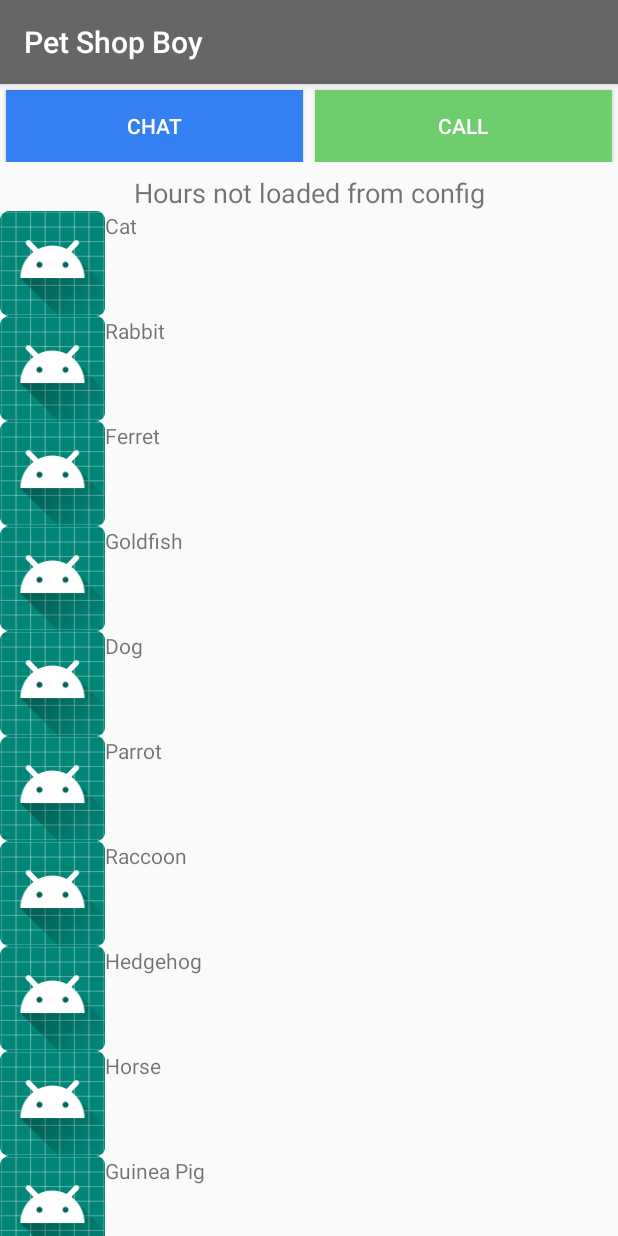
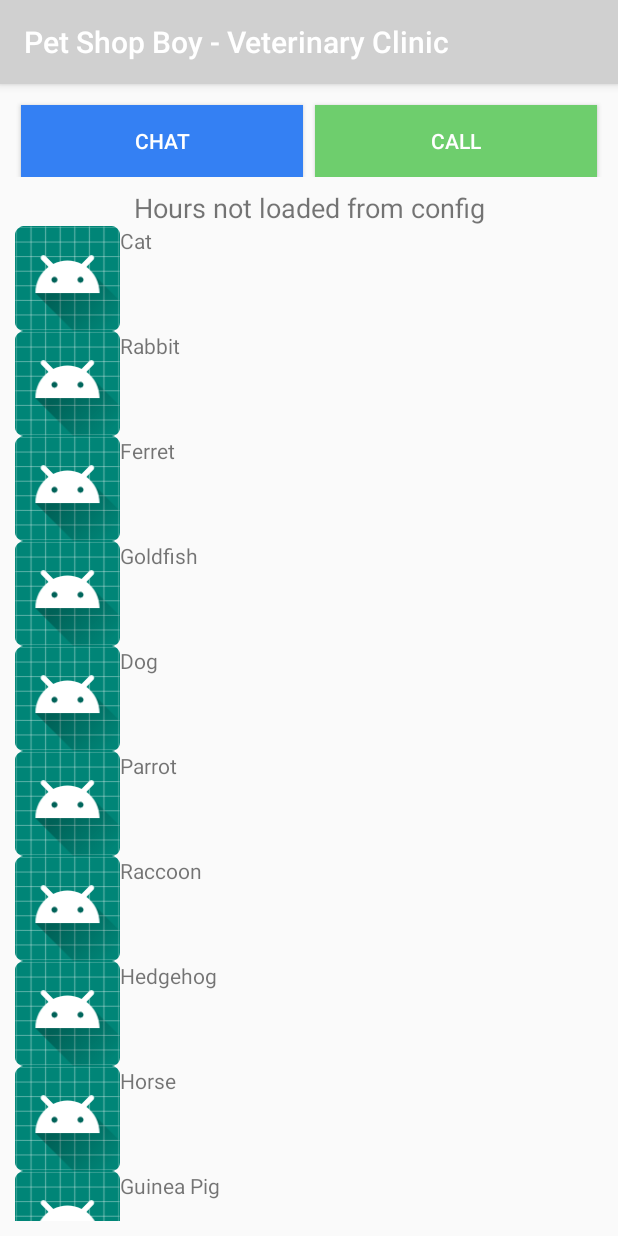
Before and after one commit to simonsso/Pet-Shop-Boy, an Android app: the screen it shows after launch (MainActivity), on a phone screen of 412 x 824 dp. Run offline under Robolectric (Android 15) with nearby library versions, the phone set to English and light mode, and no system bars.

Commit message:
Code cleanup

```diff
--- a/app/src/main/AndroidManifest.xml
+++ b/app/src/main/AndroidManifest.xml
@@ -23,7 +23,6 @@
         <activity android:name=".MainActivity">
             <intent-filter>
                 <action android:name="android.intent.action.MAIN" />
-
                 <category android:name="android.intent.category.LAUNCHER" />
             </intent-filter>
         </activity>
--- a/app/src/main/java/net/thesimson/petshopboy/MainActivity.kt
+++ b/app/src/main/java/net/thesimson/petshopboy/MainActivity.kt
@@ -1,5 +1,4 @@
 package net.thesimson.petshopboy
-
 
 import android.app.AlertDialog
 import android.content.DialogInterface
--- a/app/src/main/java/net/thesimson/petshopboy/PetRecyclerViewAdapter.kt
+++ b/app/src/main/java/net/thesimson/petshopboy/PetRecyclerViewAdapter.kt
@@ -20,7 +20,6 @@ import android.content.Intent
 
 class SensorListRecyclerViewAdapter(private var context: Context, private var dataList:JSONArray, private  var myOnClicked:(String)->Unit):
     RecyclerView.Adapter<SensorListRecyclerViewAdapter.ViewHolder>() {
-    private var holderMapping= HashMap<String,ViewHolder>()
     override fun getItemCount(): Int {
         return dataList.length();
     }
@@ -33,11 +32,9 @@ class SensorListRecyclerViewAdapter(private var context: Context, private var da
             val curItem = dataList[position]
 
             if (curItem is JSONObject) {
-                holder.textView.text = curItem.optString("title")
-                holder.textView.setOnClickListener {
-                    //                notify(curItem)
-                }
-                holderMapping[curItem.optString("title")] = holder
+
+                val petname = curItem.optString("title")
+                holder.textView.text = petname
 
                 val image_url = curItem.optString("image_url")
                 val content_url = curItem.optString("content_url")
@@ -53,6 +50,7 @@ class SensorListRecyclerViewAdapter(private var context: Context, private var da
                 holder.top.setOnClickListener {
                     val intent : Intent = Intent( context, PetBrowserActivity::class.java)
                     intent.putExtra("loadurl",content_url)
+                    intent.putExtra("petname",petname)
                     context.startActivity( intent )
                 }
             }
--- a/app/src/main/res/layout/activity_main.xml
+++ b/app/src/main/res/layout/activity_main.xml
@@ -4,6 +4,7 @@
     xmlns:tools="http://schemas.android.com/tools"
     android:layout_width="match_parent"
     android:layout_height="match_parent"
+    android:layout_margin="10dp"
     tools:context=".MainActivity">
 
 
@@ -11,10 +12,10 @@
         android:id="@+id/callchatbar"
         android:layout_width="match_parent"
         android:layout_height="wrap_content"
+        android:orientation="horizontal"
         app:layout_constraintEnd_toEndOf="parent"
-        app:layout_constraintTop_toTopOf="parent"
         app:layout_constraintStart_toStartOf="parent"
-        android:orientation="horizontal">
+        app:layout_constraintTop_toTopOf="parent">
 
         <Button
             android:id="@+id/chat_button"
@@ -57,9 +58,9 @@
         app:layout_constraintTop_toBottomOf="@id/callchatbar" />
 
     <androidx.recyclerview.widget.RecyclerView
+        android:id="@+id/recycler_view"
         android:layout_width="match_parent"
         android:layout_height="0dp"
-        android:id="@+id/recycler_view"
         app:layout_constraintBottom_toBottomOf="parent"
         app:layout_constraintTop_toBottomOf="@+id/workHours" />
 </androidx.constraintlayout.widget.ConstraintLayout>
--- a/app/src/main/res/values/colors.xml
+++ b/app/src/main/res/values/colors.xml
@@ -1,6 +1,6 @@
 <?xml version="1.0" encoding="utf-8"?>
 <resources>
-    <color name="colorPrimary">#666666</color>
+    <color name="colorPrimary">#d0d0d0</color>
     <color name="colorPrimaryDark">#333333</color>
     <color name="colorAccent">#D81B60</color>
     <color name="button_text_white">#FFFFFF</color>
--- a/app/src/main/res/values/strings.xml
+++ b/app/src/main/res/values/strings.xml
@@ -1,5 +1,5 @@
 <resources>
-    <string name="app_name">Pet Shop Boy</string>
+    <string name="app_name">Pet Shop Boy - Veterinary Clinic</string>
     <string name="chatme">Chat</string>
     <string name="callme">Call</string>
     <string name="hours_not_loaded_from_config">Hours not loaded from config</string>
@@ -7,5 +7,5 @@
     <string name="thanksshopopen">Thank you for getting in touch with us. We’ll get back to you as soon as possible</string>
     <string name="thanksshopclosed">Work hours has ended. Please contact us again on the next work day</string>
     <string name="ok">OK</string>
-    <string name="title_activity_pet_browser">PetBrowserActivity</string>
+    <string name="title_activity_pet_browser">Pet Shop Boy - Veterinary Clinic Pet Information Databank</string>
 </resources>
```
Also changed, not shown: app/src/main/java/net/thesimson/petshopboy/PetBrowserActivity.kt (+2 -6 lines), app/src/main/res/layout/activity_pet_browser.xml (+3 -13 lines), app/src/main/res/layout/content_pet_browser.xml (deleted, +0 -14 lines).
